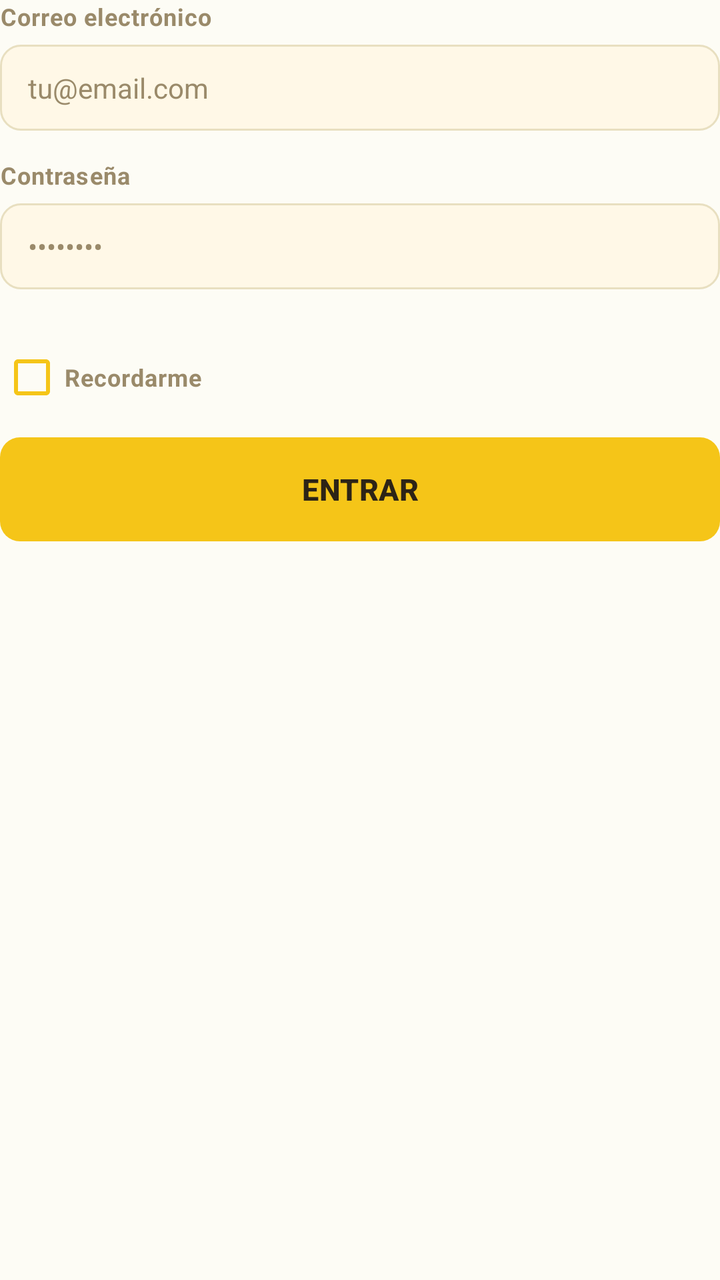
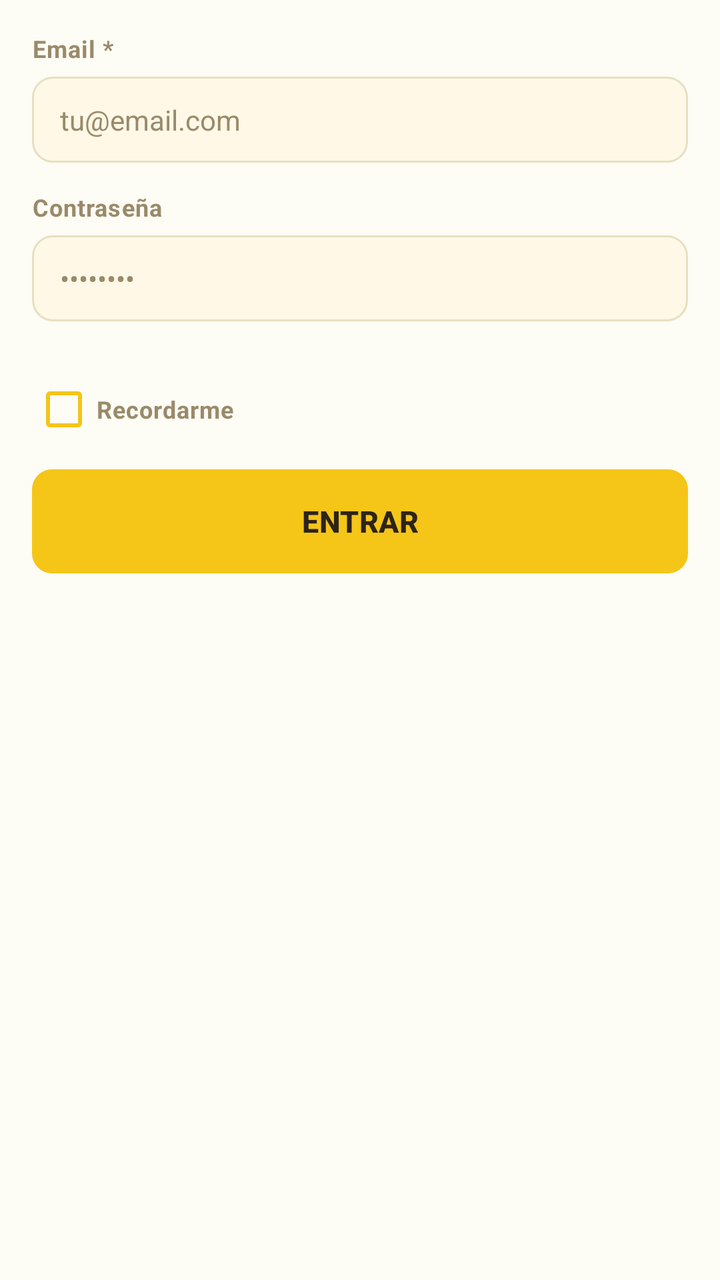

Before-and-after screenshots of an Android layout around one commit, followed by the original layout XML and the change that was made.
<!-- AndroidManifest.xml: application theme Theme.HomneyApp -->
<!-- res/layout/fragment_login_registro.xml -->
<?xml version="1.0" encoding="utf-8"?>
<LinearLayout xmlns:android="http://schemas.android.com/apk/res/android"
    android:id="@+id/panel_login"
    android:layout_width="match_parent"
    android:layout_height="match_parent"
    android:background="@color/background"
    android:orientation="vertical">

    
    <TextView
        android:layout_width="wrap_content"
        android:layout_height="wrap_content"
        android:text="@string/field_email"
        style="@style/Homney.Text.Label"
        android:layout_marginBottom="6dp" />

    <EditText
        android:id="@+id/et_mail"
        android:layout_width="match_parent"
        android:layout_height="wrap_content"
        android:background="@drawable/bg_input"
        android:inputType="textEmailAddress"
        android:hint="@string/hint_email"
        android:textColor="@color/text"
        android:textColorHint="@color/muted"
        android:textSize="14sp"
        android:paddingLeft="14dp"
        android:paddingRight="14dp"
        android:paddingTop="12dp"
        android:paddingBottom="12dp"
        android:layout_marginBottom="14dp"
        android:singleLine="true"
        android:autofillHints="emailAddress" />

    
    <TextView
        android:layout_width="wrap_content"
        android:layout_height="wrap_content"
        android:text="@string/field_password"
        style="@style/Homney.Text.Label"
        android:layout_marginBottom="6dp" />

    <EditText
        android:id="@+id/et_pass"
        android:layout_width="match_parent"
        android:layout_height="wrap_content"
        android:background="@drawable/bg_input"
        android:inputType="textPassword"
        android:hint="@string/hint_password"
        android:textColor="@color/text"
        android:textColorHint="@color/muted"
        android:textSize="14sp"
        android:paddingLeft="14dp"
        android:paddingRight="14dp"
        android:paddingTop="12dp"
        android:paddingBottom="12dp"
        android:layout_marginBottom="20dp"
        android:singleLine="true"
        android:autofillHints="password" />

    

    <CheckBox
        android:id="@+id/cb_recordar_sesion"
        android:layout_width="match_parent"
        android:layout_height="wrap_content"
        android:text="Recordarme"
        style="@style/Homney.Text.Label"
        android:layout_marginBottom="6dp"
        android:buttonTint="@color/accent" />

    
    <Button
        android:id="@+id/btn_login"
        android:layout_width="match_parent"
        android:layout_height="52dp"
        style="@style/Homney.Button.Primary"
        android:text="@string/btn_entrar"
        android:textSize="15sp" />

</LinearLayout>
<!-- resources referenced by this layout -->
<resources>
  <color name="accent">#F5C518</color>
  <color name="background">#FDFCF5</color>
  <color name="muted">#9A8A6A</color>
  <color name="text">#2D2416</color>
  <!-- drawable bg_input (drawable) -->
  <?xml version="1.0" encoding="utf-8"?>
  <selector xmlns:android="http://schemas.android.com/apk/res/android">
  
      
      <item android:state_focused="true">
          <shape android:shape="rectangle">
              <solid android:color="@color/surface_two" />
              <stroke android:width="2dp" android:color="@color/accent" />
              <corners android:radius="10dp" />
          </shape>
      </item>
  
      
      <item>
          <shape android:shape="rectangle">
              <solid android:color="@color/surface_two" />
              <stroke android:width="1dp" android:color="@color/border" />
              <corners android:radius="10dp" />
          </shape>
      </item>
  
  </selector>
  <string name="btn_entrar">Entrar</string>
  <string name="field_email">Correo electrónico</string>
  <string name="field_password">Contraseña</string>
  <string name="hint_email">tu@email.com</string>
  <string name="hint_password">••••••••</string>
  <style name="Homney.Button.Primary" parent="Homney.Button.Base">
          <item name="android:background">@drawable/bg_button_primary</item>
          <item name="android:textColor">@color/text</item>
      </style>
  <style name="Homney.Text.Label" parent="Homney.Text">
          <item name="android:textColor">@color/muted</item>
          <item name="android:textSize">12sp</item>
          <item name="android:textStyle">bold</item>
          <item name="android:letterSpacing">0.03</item>
          <item name="android:textAllCaps">false</item>
      </style>
  <style name="Theme.HomneyApp" parent="Theme.MaterialComponents.DayNight.DarkActionBar">
          
          <item name="colorPrimary">@color/accent</item>
          <item name="colorPrimaryVariant">@color/accent_dark</item>
          <item name="colorOnPrimary">@color/text</item>
          
          <item name="colorSecondary">@color/green</item>
          <item name="colorSecondaryVariant">@color/green_dark</item>
          <item name="colorOnSecondary">@color/text</item>
          
          <item name="android:colorBackground">@color/background</item>
          <item name="colorSurface">@color/surface</item>
          <item name="colorOnSurface">@color/text</item>
          
          <item name="android:statusBarColor" tools:targetApi="l">@color/accent_dark</item>
      </style>
  <color name="surface_two">#FFF8E7</color>
  <color name="border">#E8DFC0</color>
  <style name="Homney.Button.Base" parent="Widget.AppCompat.Button">
          <item name="android:minHeight">44dp</item>
          <item name="android:paddingLeft">20dp</item>
          <item name="android:paddingRight">20dp</item>
          <item name="android:paddingTop">10dp</item>
          <item name="android:paddingBottom">10dp</item>
          <item name="android:textSize">14sp</item>
          <item name="android:textStyle">bold</item>
          <item name="android:fontFamily">sans-serif-medium</item>
          <item name="android:letterSpacing">0.01</item>
          <item name="android:stateListAnimator">@null</item>
          <item name="android:insetTop">0dp</item>
          <item name="android:insetBottom">0dp</item>
      </style>
  <style name="Homney.Text" parent="" />
  <color name="accent_dark">#D4A80E</color>
  <color name="green">#7CC87A</color>
  <color name="green_dark">#58A856</color>
  <color name="surface">#FFFFFFFF</color>
  <color name="accent_disabled">#8CF5C518</color>
  <!-- unchanged entries left out for length: 1 -->
</resources>

<!-- the commit's change to res/layout/fragment_login_registro.xml (unified diff, before → after) -->
@@ -4,7 +4,8 @@
     android:layout_width="match_parent"
     android:layout_height="match_parent"
     android:background="@color/background"
-    android:orientation="vertical">
+    android:orientation="vertical"
+    android:padding="@dimen/activity_vertical_margin">
 
     
     <TextView
<!-- resource entries referenced after the edit -->
@@ -4,6 +4,7 @@
   <color name="background">#FDFCF5</color>
   <color name="muted">#9A8A6A</color>
   <color name="text">#2D2416</color>
+  <dimen name="activity_vertical_margin">16dp</dimen>
   <!-- drawable bg_input (drawable) -->
   <?xml version="1.0" encoding="utf-8"?>
   <selector xmlns:android="http://schemas.android.com/apk/res/android">
@@ -28,7 +29,7 @@
   
   </selector>
   <string name="btn_entrar">Entrar</string>
-  <string name="field_email">Correo electrónico</string>
+  <string name="field_email">Email *</string>
   <string name="field_password">Contraseña</string>
   <string name="hint_email">tu@email.com</string>
   <string name="hint_password">••••••••</string>
